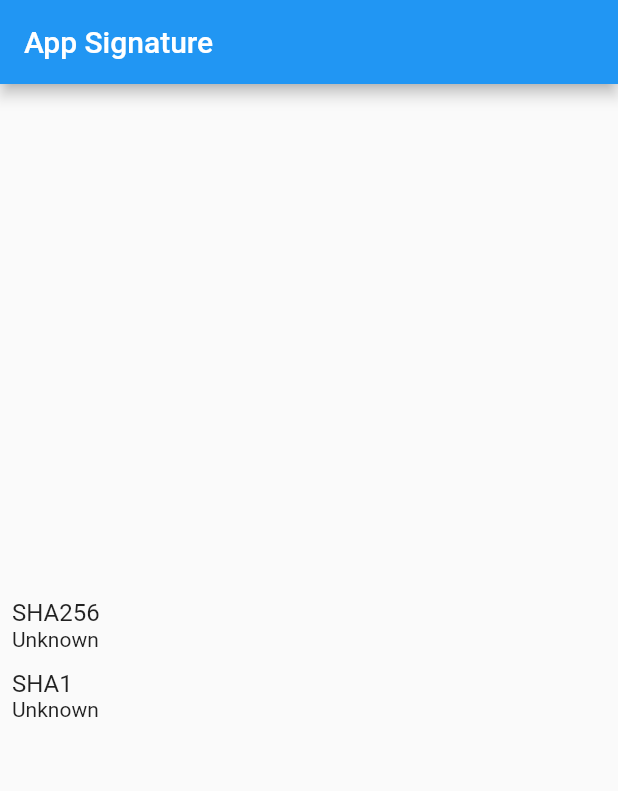
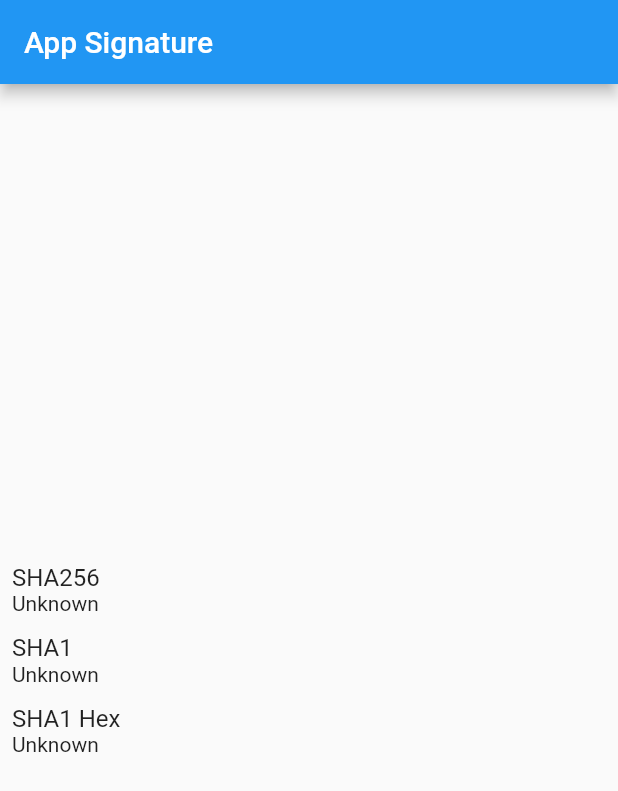
Before and after one commit to laiiihz/package_signature, a Flutter app: the screen it shows after launch, on a phone screen of 412 x 824 dp. Shown: the top 791 px of the screen. Run offline on Flutter 3.47's test engine with Material 2 defaults, Android fonts, the phone set to English and light mode, and no system bars; our stand-ins replace convert.

Commit message:
add sha1 hex method

```diff
--- a/example/lib/main.dart
+++ b/example/lib/main.dart
@@ -16,6 +16,8 @@ class _MyAppState extends State<MyApp> {
   String _signatureSha256 = 'Unknown';
 
   String _signatureSha1 = 'Unknown';
+
+  String _signatureSha1Hex = 'Unknown';
 
   @override
   void initState() {
@@ -36,6 +38,7 @@ class _MyAppState extends State<MyApp> {
     setState(() {
       _signatureSha256 = signature.sha256;
       _signatureSha1 = signature.sha1;
+      _signatureSha1Hex = signature.sha1Hex;
     });
   }
 
@@ -58,12 +61,18 @@ class _MyAppState extends State<MyApp> {
                 style: Theme.of(context).textTheme.subtitle1,
               ),
               Text(_signatureSha256),
-              SizedBox(height: 12),
+              const SizedBox(height: 12),
               Text(
                 "SHA1",
                 style: Theme.of(context).textTheme.subtitle1,
               ),
               Text(_signatureSha1),
+              const SizedBox(height: 12),
+              Text(
+                "SHA1 Hex",
+                style: Theme.of(context).textTheme.subtitle1,
+              ),
+              Text(_signatureSha1Hex),
             ],
           ),
         ),
--- a/example/pubspec.yaml
+++ b/example/pubspec.yaml
@@ -25,6 +25,7 @@ dependencies:
   cupertino_icons: ^1.0.0
 
 dev_dependencies:
+  flutter_lints: ^1.0.4
   flutter_test:
     sdk: flutter
 
--- a/lib/package_signature.dart
+++ b/lib/package_signature.dart
@@ -2,6 +2,7 @@ import 'dart:async';
 import 'dart:convert';
 import 'dart:typed_data';
 
+import 'package:convert/convert.dart';
 import 'package:crypto/crypto.dart' as crypto;
 import 'package:flutter/services.dart';
 
@@ -22,15 +23,32 @@ class PackageSignature {
 
   /// ## get sha1
   ///
-  /// converts input and return a sha1 hash string.
+  /// converts input and return a sha1 hash string.(base64 format)
   static String sha1(Uint8List chars) {
     crypto.Digest shaChars = crypto.sha1.convert(chars);
     return Base64Encoder().convert(shaChars.bytes);
   }
 
+  /// ## get sha1
+  ///
+  /// converts input and return a sha1 string.(hex format)
+  static String sha1Hex(Uint8List chars, {bool rawString = false}) {
+    //TODO migrate to single method
+    crypto.Digest shaChars = crypto.sha1.convert(chars);
+    final bytes = shaChars.bytes;
+    final data = hex.encode(bytes);
+    if (rawString) return data;
+    // result with colon
+    List<String> hexList = [];
+    for (var i = 0; i < data.length; i += 2) {
+      hexList.add('${data[i]}${data[i + 1]}');
+    }
+    return hexList.join(':');
+  }
+
   /// ## get sha256
   ///
-  /// converts input and return a sha256 hash string.
+  /// converts input and return a sha256 hash string.(base64 format)
   static String sha256(Uint8List chars) {
     crypto.Digest sha256Chars = crypto.sha256.convert(chars);
     return Base64Encoder().convert(sha256Chars.bytes);
@@ -44,9 +62,12 @@ class Signature {
   /// signature Uint8List
   Uint8List get chars => _chars;
 
-  /// signature sha1
+  /// signature sha1 hash(base64 format)
   String get sha1 => PackageSignature.sha1(chars);
 
-  /// signature sha256
+  /// signature sha1(hex format)
+  String get sha1Hex => PackageSignature.sha1Hex(chars);
+
+  /// signature sha256 hash(base64 format)
   String get sha256 => PackageSignature.sha256(chars);
 }
--- a/pubspec.yaml
+++ b/pubspec.yaml
@@ -11,6 +11,7 @@ dependencies:
   flutter:
     sdk: flutter
   crypto: ^3.0.1
+  convert: ^3.0.1
 
 dev_dependencies:
   flutter_test:
```
Also changed, not shown: example/analysis_options.yaml (added, +29 -0 lines), example/pubspec.lock, pubspec.lock.
